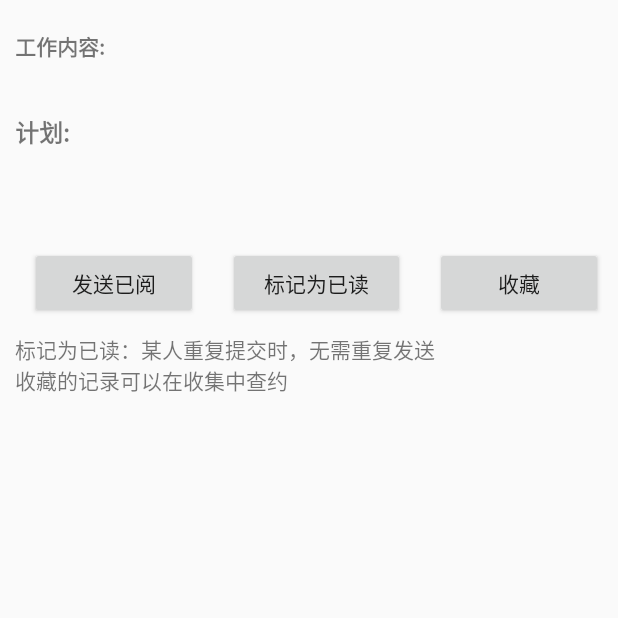
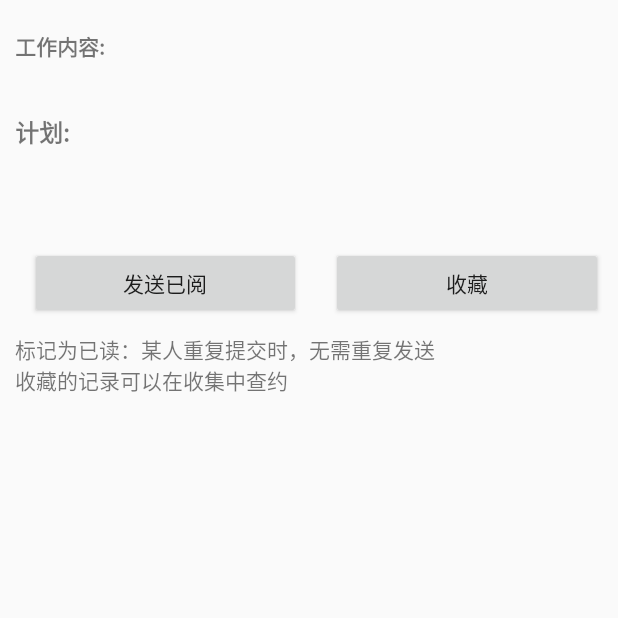
Before and after one commit to loflv/crmTestRepository, an Android app: the RecordDetailActivity screen opened directly, with no data from a screen before it, on a phone screen of 412 x 824 dp, the top half of it. Run offline under Robolectric (Android 15) with nearby library versions, the phone set to English and light mode, and no system bars; our stand-ins replace data binding; libraries missing offline, so code that uses them is left out: com.orhanobut.logger; 7 statements that could not run were skipped.

Commit message:
标记已读自动完成

```diff
--- a/app/src/main/java/com/nightwolf/crm_test/ui/Fragment/RecordFragment.kt
+++ b/app/src/main/java/com/nightwolf/crm_test/ui/Fragment/RecordFragment.kt
@@ -37,8 +37,6 @@ class RecordFragment : BaseFragment<RecordFragmentViewModel>() {
 
         chooseBean?.status = 1
         adapterRecord.notifyDataSetChanged()
-
-        //?? adapterRecord 的remove事件
     }
 
 
@@ -68,7 +66,7 @@ class RecordFragment : BaseFragment<RecordFragmentViewModel>() {
             adapterRecord.loadStateFlow.collectLatest {
                 if (it.refresh !is LoadState.Loading) {
                     binding.swipeRefresh.isRefreshing = false
-                    binding.waitReadText.text = "无等待审阅的项目"
+//                    binding.waitReadText.text = "无等待审阅的项目"
                 }
             }
         }
--- a/app/src/main/java/com/nightwolf/crm_test/ui/activity/MainActivity.kt
+++ b/app/src/main/java/com/nightwolf/crm_test/ui/activity/MainActivity.kt
@@ -29,15 +29,11 @@ class MainActivity : BaseActivity<MainViewModel>() {
             this,
             R.id.fragment
         )
-//        val appBarConfiguration = AppBarConfiguration.Builder(bottomNavigationView.menu).build()
-//        bottomNavigationView.labelVisibilityMode = 1
-//        NavigationUI.setupActionBarWithNavController(this, findNavController, appBarConfiguration)
         NavigationUI.setupWithNavController(binding.bottomNavigationView, findNavController)
         binding.bottomNavigationView.labelVisibilityMode = 1
     }
 
     override fun initData() {
-//        CrashHandler(this)
         isLogin()
     }
 
--- a/app/src/main/java/com/nightwolf/crm_test/ui/viewModel/RecordDetailViewModel.kt
+++ b/app/src/main/java/com/nightwolf/crm_test/ui/viewModel/RecordDetailViewModel.kt
@@ -76,6 +76,7 @@ class RecordDetailViewModel : BaseViewModel() {
                 "1213283083206995",
                 "2010.7"
             )
+            sendSuccess.value = 1
             Toast.makeText(MyApplication.mContext, "发送成功", Toast.LENGTH_SHORT).show()
         }
     }
--- a/app/src/main/res/layout/activity_record_detail.xml
+++ b/app/src/main/res/layout/activity_record_detail.xml
@@ -81,14 +81,6 @@
                         android:layout_weight="1"
                         android:text="发送已阅" />
 
-                    <Button
-                        android:id="@+id/signRead"
-                        android:layout_width="wrap_content"
-                        android:layout_height="wrap_content"
-                        android:layout_margin="10dp"
-                        android:layout_marginBottom="35dp"
-                        android:layout_weight="1"
-                        android:text="标记为已读" />
 
                     <Button
                         android:id="@+id/collect"
```
Also changed, not shown: app/src/main/java/com/nightwolf/crm_test/ui/activity/RecordDetailActivity.kt (+26 -3 lines).
